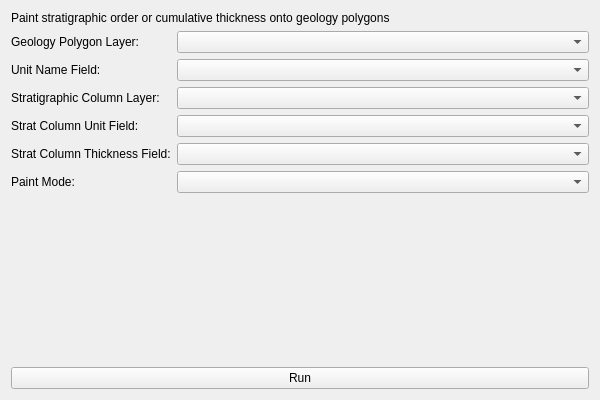
Old version of the form loopstructural/gui/map2loop_tools/paint_stratigraphic_order_widget.ui in the repository Loop3D/plugin_loopstructural.
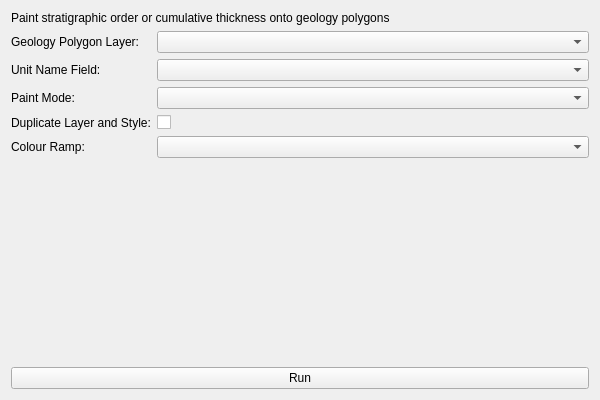
New version of the form. Custom widgets are drawn as their Qt base class.

Commit message: fix: adding widget to paint stratigraphic order onto geology shapefile. For debugging stratraphic order

Patch:
```diff
--- a/loopstructural/gui/map2loop_tools/paint_stratigraphic_order_widget.ui
+++ b/loopstructural/gui/map2loop_tools/paint_stratigraphic_order_widget.ui
@@ -51,52 +51,34 @@
       <widget class="QgsFieldComboBox" name="unitNameFieldComboBox"/>
      </item>
      <item row="2" column="0">
-      <widget class="QLabel" name="stratColumnLayerLabel">
+      <widget class="QLabel" name="paintModeLabel">
        <property name="text">
-        <string>Stratigraphic Column Layer:</string>
+        <string>Paint Mode:</string>
        </property>
       </widget>
      </item>
      <item row="2" column="1">
-      <widget class="QgsMapLayerComboBox" name="stratColumnLayerComboBox">
-       <property name="allowEmptyLayer">
-        <bool>false</bool>
-       </property>
-      </widget>
+      <widget class="QComboBox" name="paintModeComboBox"/>
      </item>
      <item row="3" column="0">
       <widget class="QLabel" name="stratUnitFieldLabel">
        <property name="text">
-        <string>Strat Column Unit Field:</string>
+        <string>Duplicate Layer and Style:</string>
        </property>
       </widget>
      </item>
      <item row="3" column="1">
-      <widget class="QgsFieldComboBox" name="stratUnitFieldComboBox"/>
+      <widget class="QCheckBox" name="duplicateLayerCheckBox"/>
      </item>
      <item row="4" column="0">
       <widget class="QLabel" name="stratThicknessFieldLabel">
        <property name="text">
-        <string>Strat Column Thickness Field:</string>
+        <string>Colour Ramp:</string>
        </property>
       </widget>
      </item>
      <item row="4" column="1">
-      <widget class="QgsFieldComboBox" name="stratThicknessFieldComboBox">
-       <property name="allowEmptyFieldName">
-        <bool>true</bool>
-       </property>
-      </widget>
-     </item>
-     <item row="5" column="0">
-      <widget class="QLabel" name="paintModeLabel">
-       <property name="text">
-        <string>Paint Mode:</string>
-       </property>
-      </widget>
-     </item>
-     <item row="5" column="1">
-      <widget class="QComboBox" name="paintModeComboBox"/>
+      <widget class="QComboBox" name="colorRampComboBox"/>
      </item>
     </layout>
    </item>
```
Left out of the diff: 4 changed lines with no effect on the pictures. The commit also changes 4 other files.
